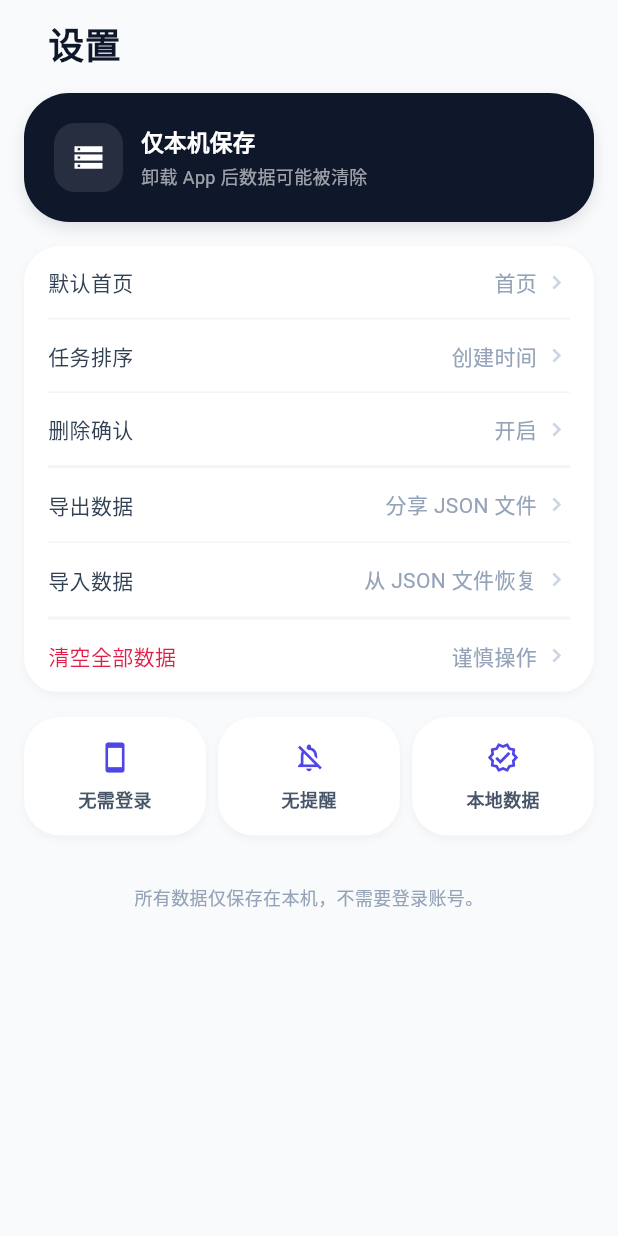
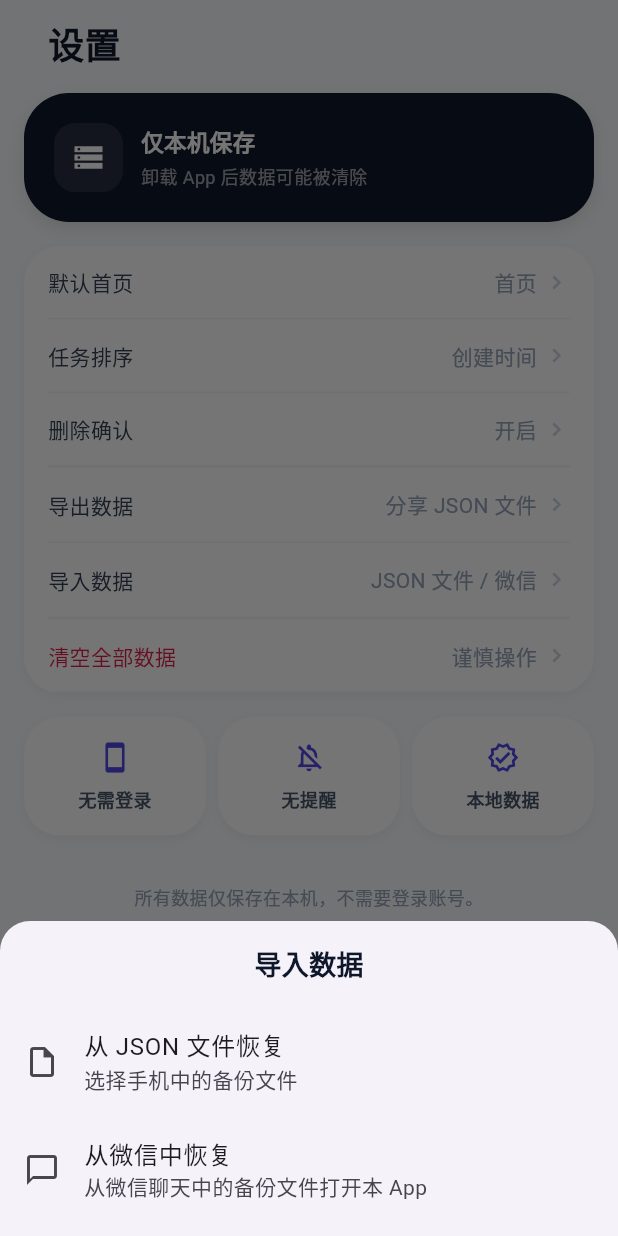
Before and after one commit to Lemon1-8/Advanced_transcription, a Flutter app: the SettingPage screen opened directly, after a tap on "导入数据", on a phone screen of 412 x 824 dp. Run offline on Flutter 3.47's test engine with Material 3 defaults, Android fonts, the phone set to English and light mode, and no system bars; our stand-ins replace file_picker, hive_flutter, share_plus; accounts and stored records are empty.

Commit message:
Add WeChat import option

```diff
--- a/lib/pages/setting_page.dart
+++ b/lib/pages/setting_page.dart
@@ -67,7 +67,79 @@ class SettingPage extends StatelessWidget {
     }
   }
 
-  Future<void> _importData(BuildContext context) async {
+  Future<void> _showImportPicker(BuildContext context) async {
+    await showModalBottomSheet<void>(
+      context: context,
+      shape: const RoundedRectangleBorder(
+        borderRadius: BorderRadius.vertical(top: Radius.circular(20)),
+      ),
+      builder: (ctx) => SafeArea(
+        child: Column(
+          mainAxisSize: MainAxisSize.min,
+          children: [
+            const Padding(
+              padding: EdgeInsets.all(16),
+              child: Text(
+                '导入数据',
+                style: TextStyle(
+                  fontSize: 18,
+                  fontWeight: FontWeight.bold,
+                  color: Color(0xFF0F172A),
+                ),
+              ),
+            ),
+            ListTile(
+              leading: const Icon(Icons.insert_drive_file_outlined),
+              title: const Text('从 JSON 文件恢复'),
+              subtitle: const Text('选择手机中的备份文件'),
+              onTap: () {
+                Navigator.of(ctx).pop();
+                _importFromJsonFile(context);
+              },
+            ),
+            ListTile(
+              leading: const Icon(Icons.chat_bubble_outline),
+              title: const Text('从微信中恢复'),
+              subtitle: const Text('从微信聊天中的备份文件打开本 App'),
+              onTap: () {
+                Navigator.of(ctx).pop();
+                _showWechatImportGuide(context);
+              },
+            ),
+            const SizedBox(height: 8),
+          ],
+        ),
+      ),
+    );
+  }
+
+  Future<void> _showWechatImportGuide(BuildContext context) async {
+    await showDialog<void>(
+      context: context,
+      builder: (ctx) => AlertDialog(
+        shape: RoundedRectangleBorder(borderRadius: BorderRadius.circular(20)),
+        title: const Text('从微信中恢复'),
+        content: const Text(
+          '请在微信聊天中找到备份 JSON 文件，点击文件后选择“用其他应用打开”，再选择“任务记录器”。\n\n如果文件已保存到手机，也可以直接选择本地 JSON 文件恢复。',
+        ),
+        actions: [
+          TextButton(
+            onPressed: () => Navigator.of(ctx).pop(),
+            child: const Text('我知道了'),
+          ),
+          TextButton(
+            onPressed: () {
+              Navigator.of(ctx).pop();
+              _importFromJsonFile(context);
+            },
+            child: const Text('选择 JSON 文件'),
+          ),
+        ],
+      ),
+    );
+  }
+
+  Future<void> _importFromJsonFile(BuildContext context) async {
     try {
       final result = await FilePicker.platform.pickFiles(
         type: FileType.custom,
@@ -265,8 +337,8 @@ class SettingPage extends StatelessWidget {
                     ),
                     SettingsRow(
                       label: '导入数据',
-                      value: '从 JSON 文件恢复',
-                      onTap: () => _importData(context),
+                      value: 'JSON 文件 / 微信',
+                      onTap: () => _showImportPicker(context),
                     ),
                     const Divider(height: 1, color: Color(0xFFF1F5F9)),
                     SettingsRow(
```
